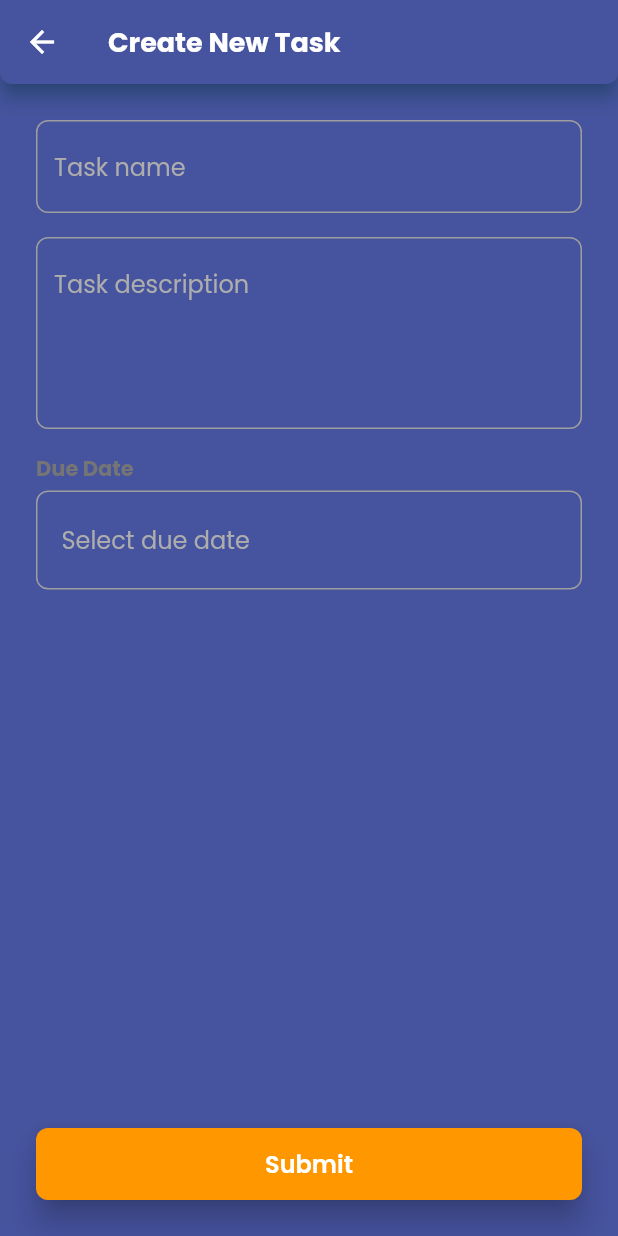
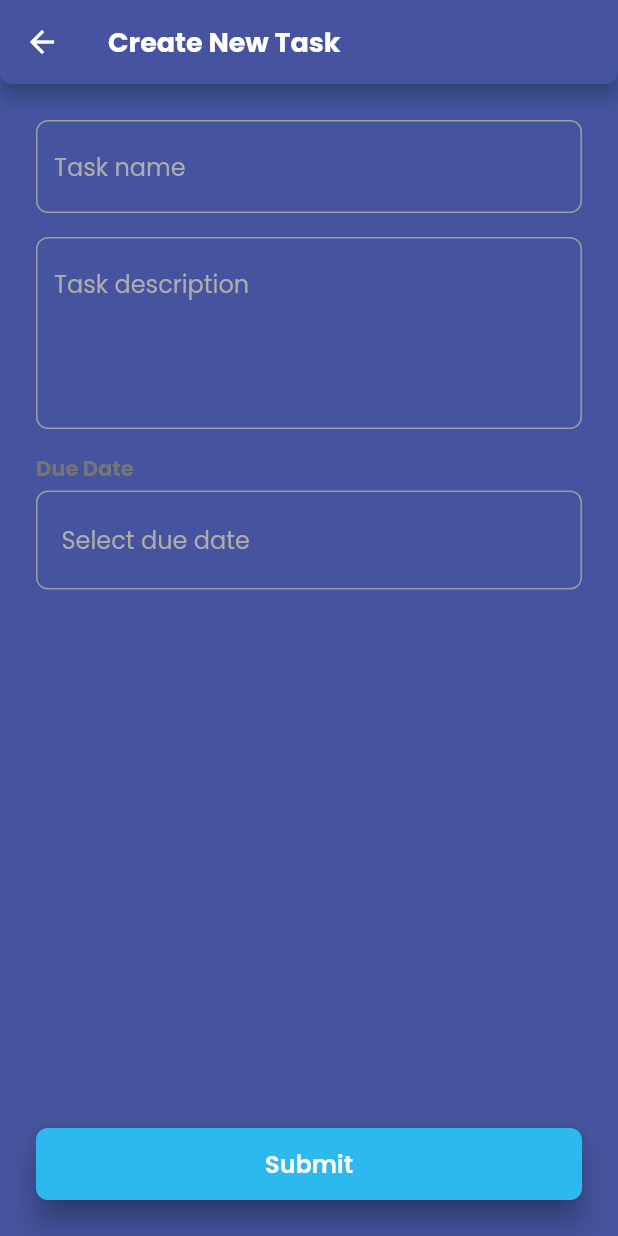
Before and after one commit to Jerinji2016/Yodo, a Flutter app: the TaskEditor screen opened by its route, on a phone screen of 412 x 824 dp. Run offline on Flutter 3.47's test engine with Material 2 defaults, Android fonts, the phone set to English and light mode, and no system bars; our stand-ins replace cloud_firestore, firebase_auth, firebase_core, google_sign_in, shared_preferences; accounts and stored records are empty.

Commit message:
primary button upgrades

```diff
--- a/lib/widgets/primary_button.dart
+++ b/lib/widgets/primary_button.dart
@@ -1,4 +1,5 @@
 import 'package:flutter/material.dart';
+import 'package:yodo/utils/themes.dart';
 
 class PrimaryButton extends StatelessWidget {
   final String text;
@@ -19,7 +20,8 @@ class PrimaryButton extends StatelessWidget {
   @override
   Widget build(BuildContext context) {
     return Material(
-      color: Colors.orange,
+      color: primaryButtonColor,
+      shadowColor: const Color(0xFF093649),
       elevation: 8.0,
       borderRadius: BorderRadius.all(
         Radius.circular(borderRadius),
```
